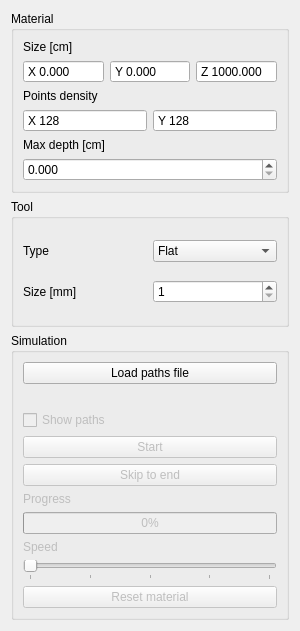
VenMolom/GeometricModeling, file Controls/Modules/CNCRouterModule/cncroutermodule.ui: the form before one commit.
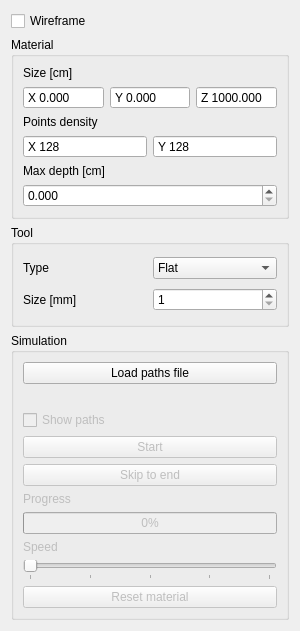
The form after the commit.

```diff
--- a/Controls/Modules/CNCRouterModule/cncroutermodule.ui
+++ b/Controls/Modules/CNCRouterModule/cncroutermodule.ui
@@ -14,7 +14,7 @@
    <string>Form</string>
   </property>
   <layout class="QGridLayout" name="gridLayout">
-   <item row="2" column="0">
+   <item row="3" column="0">
     <widget class="QGroupBox" name="simulationGroupBox">
      <property name="title">
       <string>Simulation</string>
@@ -139,53 +139,6 @@
     </widget>
    </item>
    <item row="1" column="0">
-    <widget class="QGroupBox" name="toolGroupBox">
-     <property name="title">
-      <string>Tool</string>
-     </property>
-     <layout class="QGridLayout" name="gridLayout_5">
-      <item row="0" column="0">
-       <widget class="QLabel" name="toolTypeLabel">
-        <property name="text">
-         <string>Type</string>
-        </property>
-       </widget>
-      </item>
-      <item row="0" column="1">
-       <widget class="QComboBox" name="toolType">
-        <property name="currentText">
-         <string notr="true">Flat</string>
-        </property>
-        <item>
-         <property name="text">
-          <string>Flat</string>
-         </property>
-        </item>
-        <item>
-         <property name="text">
-          <string>Round</string>
-         </property>
-        </item>
-       </widget>
-      </item>
-      <item row="1" column="0">
-       <widget class="QLabel" name="toolSizeLabe">
-        <property name="text">
-         <string>Size [mm]</string>
-        </property>
-       </widget>
-      </item>
-      <item row="1" column="1">
-       <widget class="QSpinBox" name="toolSize">
-        <property name="minimum">
-         <number>1</number>
-        </property>
-       </widget>
-      </item>
-     </layout>
-    </widget>
-   </item>
-   <item row="0" column="0">
     <widget class="QGroupBox" name="materialGroupBox">
      <property name="title">
       <string>Material</string>
@@ -437,6 +390,60 @@
      </layout>
     </widget>
    </item>
+   <item row="2" column="0">
+    <widget class="QGroupBox" name="toolGroupBox">
+     <property name="title">
+      <string>Tool</string>
+     </property>
+     <layout class="QGridLayout" name="gridLayout_5">
+      <item row="0" column="0">
+       <widget class="QLabel" name="toolTypeLabel">
+        <property name="text">
+         <string>Type</string>
+        </property>
+       </widget>
+      </item>
+      <item row="0" column="1">
+       <widget class="QComboBox" name="toolType">
+        <property name="currentText">
+         <string notr="true">Flat</string>
+        </property>
+        <item>
+         <property name="text">
+          <string>Flat</string>
+         </property>
+        </item>
+        <item>
+         <property name="text">
+          <string>Round</string>
+         </property>
+        </item>
+       </widget>
+      </item>
+      <item row="1" column="0">
+       <widget class="QLabel" name="toolSizeLabe">
+        <property name="text">
+         <string>Size [mm]</string>
+        </property>
+       </widget>
+      </item>
+      <item row="1" column="1">
+       <widget class="QSpinBox" name="toolSize">
+        <property name="minimum">
+         <number>1</number>
+        </property>
+       </widget>
+      </item>
+     </layout>
+    </widget>
+   </item>
+   <item row="0" column="0">
+    <widget class="QCheckBox" name="wireframe">
+     <property name="text">
+      <string>Wireframe</string>
+     </property>
+    </widget>
+   </item>
   </layout>
  </widget>
  <resources/>
```
